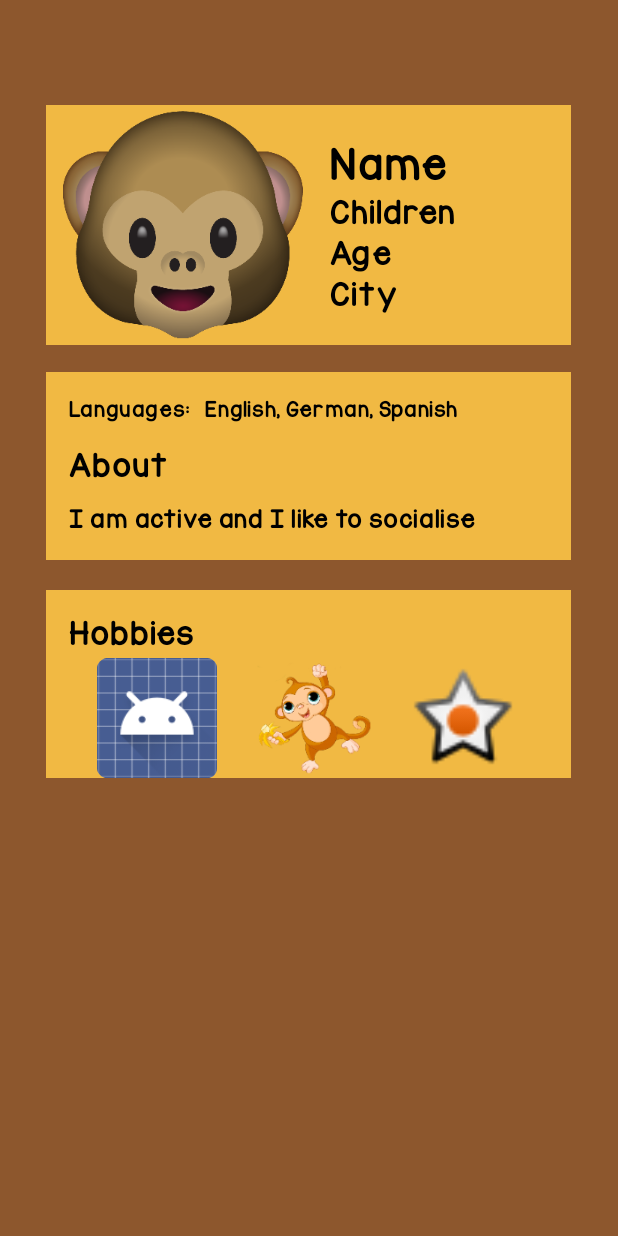
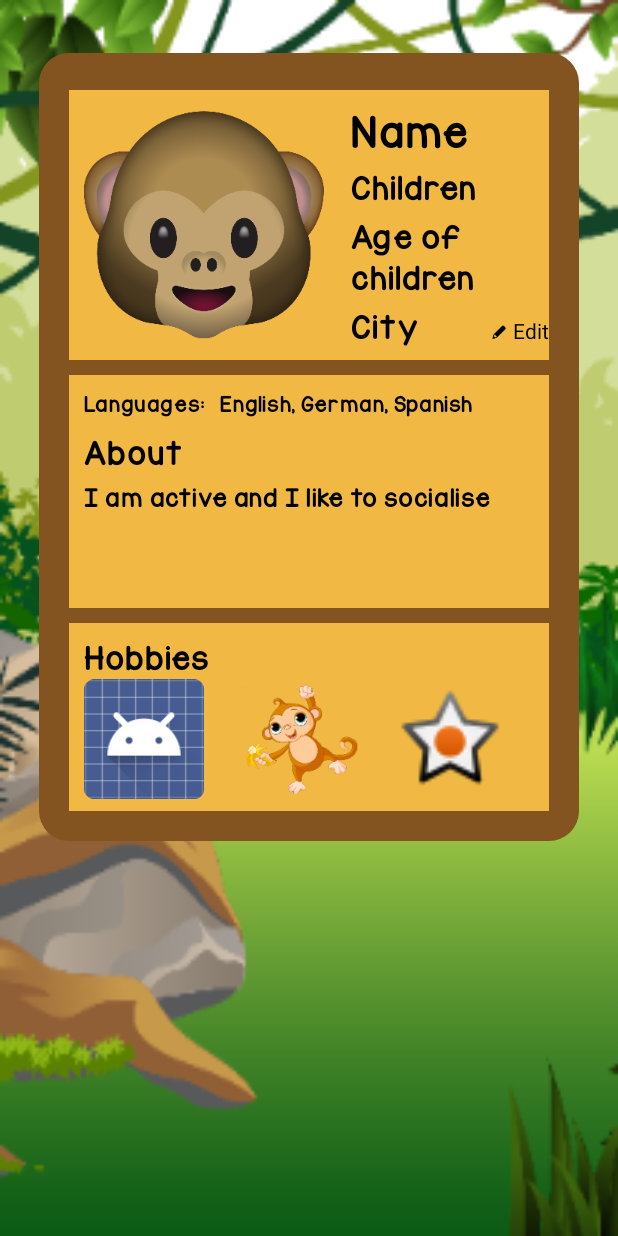
Before and after one commit to MauernChu/P8_Group3, an Android app: the ProfilePage screen opened directly, with no data from a screen before it, on a phone screen of 412 x 824 dp. Run offline under Robolectric (Android 15) with nearby library versions, the light colour scheme and no system bars.

Commit message:
making profile page prettier

```diff
--- a/Source/P8_Group3/app/src/main/res/layout/profile_page.xml
+++ b/Source/P8_Group3/app/src/main/res/layout/profile_page.xml
@@ -2,7 +2,9 @@
 <RelativeLayout xmlns:android="http://schemas.android.com/apk/res/android"
     xmlns:app="http://schemas.android.com/apk/res-auto"
     android:layout_width="match_parent" android:layout_height="match_parent"
-    android:background="@color/brown">
+    android:background="@drawable/jungle">
+
+
 
     <RelativeLayout
         android:layout_width="match_parent"
@@ -12,21 +14,31 @@
     </RelativeLayout>
 
     <RelativeLayout
-        android:id="@+id/pictureBox"
-        android:layout_width="350dp"
+
+        android:id="@+id/loginBrownBG"
+        android:layout_width="360dp"
+        android:layout_height="525dp"
+        android:background="@drawable/shape"
+        android:layout_marginTop="35dp"
+        android:layout_centerHorizontal="true">
+
+    <RelativeLayout
+        android:id="@+id/mainProfileBox"
+        android:layout_width="320dp"
         android:layout_height="wrap_content"
-        android:layout_below="@+id/menu_bar"
         android:layout_centerHorizontal="true"
-        android:layout_marginTop="70dp"
+        android:layout_marginTop="20dp"
         android:background="@color/mustard">
 
         <ImageButton
-            android:id="@+id/imageButton"
+            android:id="@+id/profilePictureButton"
             android:layout_width="wrap_content"
             android:layout_height="wrap_content"
             android:layout_alignParentStart="true"
             android:layout_alignParentTop="true"
-            android:layout_marginStart="11dp"
+            android:layout_marginTop="10dp"
+            android:layout_marginBottom="10dp"
+            android:layout_marginStart="10dp"
             android:adjustViewBounds="false"
             android:background="@color/mustard"
             android:cropToPadding="false"
@@ -39,8 +51,8 @@
             android:layout_height="wrap_content"
             android:layout_alignParentTop="true"
             android:layout_marginStart="18dp"
-            android:layout_marginTop="21dp"
-            android:layout_toEndOf="@+id/imageButton"
+            android:layout_marginTop="10dp"
+            android:layout_toEndOf="@+id/profilePictureButton"
             android:fontFamily="sans-serif"
             android:text="@string/name"
             android:textColor="@color/black"
@@ -54,6 +66,7 @@
             android:layout_height="wrap_content"
             android:layout_alignStart="@+id/name"
             android:layout_below="@+id/name"
+            android:layout_marginTop="5dp"
             android:fontFamily="sans-serif"
             android:text="@string/children"
             android:textColor="@color/black"
@@ -68,7 +81,8 @@
             android:textColor="@color/black"
             android:textSize="18sp"
             android:layout_below="@+id/children"
-            android:layout_alignStart="@+id/children" />
+            android:layout_alignStart="@+id/children"
+            android:layout_marginTop="5dp"/>
 
         <TextView
             android:id="@+id/city"
@@ -76,19 +90,39 @@
             android:layout_height="wrap_content"
             android:layout_alignStart="@+id/age"
             android:layout_below="@+id/age"
+            android:layout_marginTop="5dp"
             android:text="@string/city"
             android:textSize="18sp"
             android:textColor="@color/black"/>
+
+        <TextView
+            android:id="@+id/editProfile"
+            android:layout_width="wrap_content"
+            android:layout_height="wrap_content"
+            android:layout_alignBottom="@+id/profilePictureButton"
+            android:layout_alignEnd="@+id/age"
+            android:text="@string/edit"
+            android:textColor="@color/black"
+            android:textSize="14sp" />
+
+        <ImageView
+            android:id="@+id/pencilIconEdit"
+            android:layout_width="18dp"
+            android:layout_height="18dp"
+            app:srcCompat="@drawable/pencil"
+            android:layout_alignBottom="@+id/editProfile"
+            android:layout_toStartOf="@+id/editProfile" />
+
     </RelativeLayout>
 
     <RelativeLayout
-        android:id="@+id/aboutProfile"
-        android:layout_width="350dp"
-        android:layout_height="125dp"
-        android:layout_marginTop="18dp"
+        android:id="@+id/aboutProfileBox"
+        android:layout_width="320dp"
+        android:layout_height="155dp"
+        android:layout_marginTop="10dp"
         android:background="@color/mustard"
-        android:layout_below="@+id/pictureBox"
-        android:layout_alignStart="@+id/pictureBox">
+        android:layout_below="@+id/mainProfileBox"
+        android:layout_alignStart="@+id/mainProfileBox">
 
         <TextView
             android:id="@+id/languages"
@@ -96,8 +130,8 @@
             android:layout_height="wrap_content"
             android:layout_alignParentStart="true"
             android:layout_alignParentTop="true"
-            android:layout_marginStart="15dp"
-            android:layout_marginTop="15dp"
+            android:layout_marginStart="10dp"
+            android:layout_marginTop="10dp"
             android:text="@string/languages"
             android:textColor="@color/black"
             android:textSize="12sp"
@@ -124,62 +158,45 @@
             android:textColor="@color/black"
             android:textSize="18sp"
             android:textStyle="bold"
-            android:layout_centerVertical="true"
-            android:layout_alignStart="@+id/languages" />
+            android:layout_below="@+id/languages"
+            android:layout_alignStart="@+id/languages"
+            android:layout_marginTop="10dp"/>
 
         <TextView
             android:id="@+id/textAbout"
             android:layout_width="wrap_content"
             android:layout_height="wrap_content"
-            android:layout_marginTop="11dp"
             android:text="@string/i_am_active_and_i_like_to_socialise"
             android:textColor="@color/black"
             android:textSize="14sp"
             android:layout_below="@+id/about"
-            android:layout_alignStart="@+id/about" />
+            android:layout_alignStart="@+id/about"
+            android:layout_marginTop="5dp"/>
 
     </RelativeLayout>
 
     <RelativeLayout
-        android:layout_width="350dp"
+        android:id="@+id/hobbiesBox"
+        android:layout_width="320dp"
         android:layout_height="125dp"
-        android:layout_marginTop="20dp"
-        android:layout_below="@+id/aboutProfile"
-        android:layout_alignStart="@+id/aboutProfile"
+        android:layout_marginTop="10dp"
+        android:layout_below="@+id/aboutProfileBox"
+        android:layout_alignStart="@+id/aboutProfileBox"
         android:background="@color/mustard"
-        android:id="@+id/relativeLayout2">
+        >
 
         <TextView
             android:id="@+id/hobbies"
             android:layout_width="wrap_content"
             android:layout_height="wrap_content"
+            android:layout_alignParentStart="true"
+            android:layout_alignParentTop="true"
+            android:layout_marginStart="10dp"
+            android:layout_marginTop="10dp"
             android:text="@string/hobbies"
             android:textColor="@color/black"
             android:textSize="18sp"
-            android:textStyle="bold"
-            android:layout_alignParentTop="true"
-            android:layout_alignParentStart="true"
-            android:layout_marginStart="15dp"
-            android:layout_marginTop="15dp" />
-    </RelativeLayout>
-
-    <ImageView
-        android:id="@+id/imageView"
-        android:layout_width="80dp"
-        android:layout_height="80dp"
-        android:layout_marginStart="34dp"
-        app:srcCompat="@android:drawable/sym_def_app_icon"
-        android:layout_alignBottom="@+id/relativeLayout2"
-        android:layout_alignStart="@+id/relativeLayout2" />
-
-    <ImageView
-        android:id="@+id/imageView2"
-        android:layout_width="80dp"
-        android:layout_height="80dp"
-        android:layout_marginStart="24dp"
-        app:srcCompat="@drawable/monkey"
-        android:layout_alignTop="@+id/imageView"
-        android:layout_toEndOf="@+id/imageView" />
+            android:textStyle="bold" />
 
         <ImageView
             android:id="@+id/imageView3"
@@ -190,4 +207,25 @@
             android:layout_toEndOf="@+id/imageView2"
             app:srcCompat="@android:drawable/star_on" />
 
+        <ImageView
+            android:id="@+id/imageView2"
+            android:layout_width="80dp"
+            android:layout_height="80dp"
+            android:layout_alignTop="@+id/imageView"
+            android:layout_marginStart="24dp"
+            android:layout_toEndOf="@+id/imageView"
+            app:srcCompat="@drawable/monkey" />
+
+        <ImageView
+            android:id="@+id/imageView"
+            android:layout_width="80dp"
+            android:layout_height="80dp"
+            app:srcCompat="@android:drawable/sym_def_app_icon"
+            android:layout_below="@+id/hobbies"
+            android:layout_alignStart="@+id/hobbies" />
+
     </RelativeLayout>
+
+    </RelativeLayout>
+
+</RelativeLayout>
--- a/Source/P8_Group3/app/src/main/res/values/strings.xml
+++ b/Source/P8_Group3/app/src/main/res/values/strings.xml
@@ -17,7 +17,7 @@
     <string name="number_of_children">Number of children</string>
     <string name="city_of_residence">City of Residence</string>
     <string name="age_of_children">Age of children</string>
-    <string name="age">Age</string>
+    <string name="age">Age of children</string>
     <string name="ageProfile">Age</string>
     <string name="city">City</string>
     <string name="languages">Languages:</string>
@@ -27,4 +27,5 @@
     <string name="hobbies">Hobbies</string>
     <string name="ageParent">Age</string>
     <string name="forgot_my_password">Forgot my password</string>
+    <string name="edit">Edit</string>
 </resources>
```
Also changed, not shown: Source/P8_Group3/app/src/main/res/drawable-xxxhdpi/pencil.png (added). Lines whose indentation alone changed are shown as unchanged.
